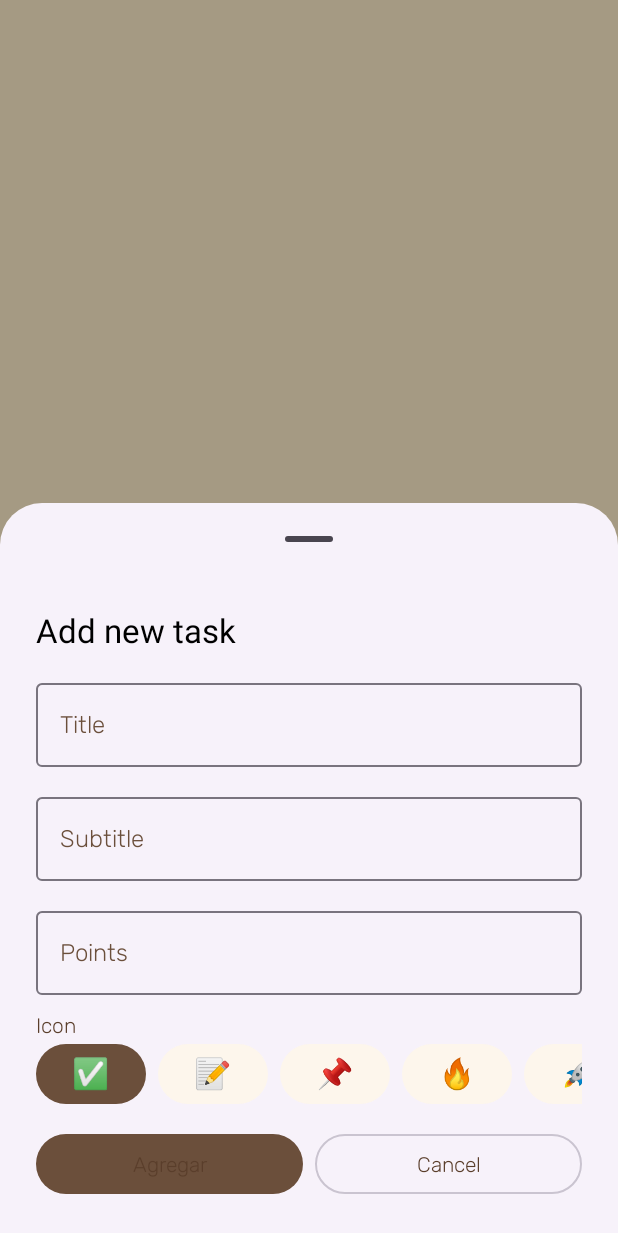
After one commit to hokujiro/notchi, an Android app built with Jetpack Compose: the composable AddTaskBottomSheet called with empty values, on a phone screen of 412 x 824 dp. The commit adds this screen. Shown: the top 1233 px of the screen. Run offline under Robolectric (Android 15) with nearby library versions, the phone set to English and light mode, and no system bars; network calls fail; 4 statements that could not run were skipped.

Commit message:
added bottom sheet for task creation

```diff
--- a/app/src/main/java/com/example/madetoliveapp/presentation/MainActivity.kt
+++ b/app/src/main/java/com/example/madetoliveapp/presentation/MainActivity.kt
@@ -2,7 +2,6 @@ package com.example.madetoliveapp.presentation
 
 import android.content.Intent
 import android.os.Bundle
-import androidx.activity.viewModels
 import androidx.appcompat.app.AppCompatActivity
 import androidx.core.splashscreen.SplashScreen.Companion.installSplashScreen
 import androidx.lifecycle.lifecycleScope
@@ -11,10 +10,13 @@ import com.example.madetoliveapp.presentation.auth.AuthViewModel
 import com.example.madetoliveapp.presentation.auth.TokenManager
 import com.example.madetoliveapp.presentation.tasks.TasksActivity
 import kotlinx.coroutines.launch
+import org.koin.androidx.compose.koinViewModel
+import org.koin.androidx.viewmodel.ext.android.viewModel
+
 
 class MainActivity : AppCompatActivity() {
 
-    private val viewModel: AuthViewModel by viewModels() // Or by koinViewModel() if using Koin
+    private val viewModel: AuthViewModel by viewModel()
 
     override fun onCreate(savedInstanceState: Bundle?) {
         installSplashScreen()
--- /dev/null
+++ b/app/src/main/java/com/example/madetoliveapp/presentation/tasks/components/AddTaskBottomSheet.kt
@@ -0,0 +1,145 @@
+package com.example.madetoliveapp.presentation.tasks.components
+
+import androidx.compose.foundation.clickable
+import androidx.compose.foundation.layout.Arrangement
+import androidx.compose.foundation.layout.Column
+import androidx.compose.foundation.layout.Row
+import androidx.compose.foundation.layout.Spacer
+import androidx.compose.foundation.layout.fillMaxWidth
+import androidx.compose.foundation.layout.height
+import androidx.compose.foundation.layout.padding
+import androidx.compose.foundation.lazy.LazyRow
+import androidx.compose.foundation.lazy.items
+import androidx.compose.foundation.text.KeyboardOptions
+import androidx.compose.material.icons.Icons
+import androidx.compose.material.icons.filled.ArrowDropDown
+import androidx.compose.material3.Button
+import androidx.compose.material3.ButtonDefaults
+import androidx.compose.material3.DropdownMenuItem
+import androidx.compose.material3.ExperimentalMaterial3Api
+import androidx.compose.material3.ExposedDropdownMenuBox
+import androidx.compose.material3.ExposedDropdownMenuDefaults
+import androidx.compose.material3.Icon
+import androidx.compose.material3.MaterialTheme
+import androidx.compose.material3.ModalBottomSheet
+import androidx.compose.material3.OutlinedButton
+import androidx.compose.material3.OutlinedTextField
+import androidx.compose.material3.Text
+import androidx.compose.material3.rememberModalBottomSheetState
+import androidx.compose.runtime.Composable
+import androidx.compose.runtime.getValue
+import androidx.compose.runtime.mutableStateOf
+import androidx.compose.runtime.remember
+import androidx.compose.runtime.setValue
+import androidx.compose.ui.Modifier
+import androidx.compose.ui.text.input.KeyboardType
+import androidx.compose.ui.unit.dp
+import androidx.compose.ui.unit.sp
+import com.example.madetoliveapp.domain.model.ProjectModel
+import com.example.madetoliveapp.domain.model.TaskModel
+import com.example.madetoliveapp.domain.model.TaskProjectModel
+import java.util.Date
+
+@OptIn(ExperimentalMaterial3Api::class)
+@Composable
+fun AddTaskBottomSheet(
+    onDismiss: () -> Unit,
+    onAddTask: (TaskModel) -> Unit,
+    selectedDate: Long,
+    projects: List<ProjectModel> = listOf()
+) {
+    var title by remember { mutableStateOf("") }
+    var subtitle by remember { mutableStateOf("") }
+    var selectedProject by remember { mutableStateOf(projects.firstOrNull()) }
+    var points by remember { mutableStateOf("") }
+    var selectedIcon by remember { mutableStateOf("✅") }
+
+    ModalBottomSheet(
+        onDismissRequest = onDismiss,
+        sheetState = rememberModalBottomSheetState(skipPartiallyExpanded = true)
+    ) {
+        Column(
+            modifier = Modifier
+                .fillMaxWidth()
+                .padding(24.dp),
+            verticalArrangement = Arrangement.spacedBy(12.dp)
+        ) {
+            Text("Add new task", style = MaterialTheme.typography.titleLarge)
+
+            OutlinedTextField(
+                value = title,
+                onValueChange = { title = it },
+                label = { Text("Title") },
+                singleLine = true,
+                modifier = Modifier.fillMaxWidth()
+            )
+            OutlinedTextField(
+                value = subtitle,
+                onValueChange = { subtitle = it },
+                label = { Text("Subtitle") },
+                singleLine = true,
+                modifier = Modifier.fillMaxWidth()
+            )
+            OutlinedTextField(
+                value = points,
+                onValueChange = { points = it.filter { c -> c.isDigit() } },
+                label = { Text("Points") },
+                keyboardOptions = KeyboardOptions(keyboardType = KeyboardType.Number),
+                singleLine = true,
+                modifier = Modifier.fillMaxWidth()
+            )
+            IconPicker(selectedIcon = selectedIcon, onIconSelected = { selectedIcon = it })
+
+            Row(
+                horizontalArrangement = Arrangement.spacedBy(8.dp),
+                modifier = Modifier.fillMaxWidth()
+            ) {
+                Button(
+                    onClick = {
+                        val parsedDate = Date(selectedDate)
+                        val newTask = TaskModel(
+                            title = title.ifBlank { "Tarea sin título" },
+                            checked = false,
+                            subTasks = listOf(),
+                            date = parsedDate,
+                            points = points.toIntOrNull(),
+                            project = TaskProjectModel()
+                        )
+                        onAddTask(newTask)
+                    },
+                    modifier = Modifier.weight(1f)
+                ) {
+                    Text("Agregar")
+                }
+                OutlinedButton(
+                    onClick = onDismiss,
+                    modifier = Modifier.weight(1f)
+                ) {
+                    Text("Cancel")
+                }
+            }
+        }
+    }
+
+
+}
+
+@Composable
+fun IconPicker(selectedIcon: String, onIconSelected: (String) -> Unit) {
+    val icons = listOf("✅", "📝", "📌", "🔥", "🚀", "🎯") // Add more as needed
+    Column {
+        Text("Icon", style = MaterialTheme.typography.labelLarge)
+        LazyRow(horizontalArrangement = Arrangement.spacedBy(8.dp)) {
+            items(icons) { icon ->
+                Button(
+                    onClick = { onIconSelected(icon) },
+                    colors = ButtonDefaults.buttonColors(
+                        containerColor = if (icon == selectedIcon) MaterialTheme.colorScheme.primary else MaterialTheme.colorScheme.surface
+                    )
+                ) {
+                    Text(icon, fontSize = 20.sp)
+                }
+            }
+        }
+    }
+}
--- a/app/src/main/java/com/example/madetoliveapp/presentation/tasks/screens/TasksScreen.kt
+++ b/app/src/main/java/com/example/madetoliveapp/presentation/tasks/screens/TasksScreen.kt
@@ -20,6 +20,7 @@ import androidx.compose.ui.unit.dp
 import com.example.madetoliveapp.presentation.tasks.TaskViewModel
 import com.example.madetoliveapp.presentation.tasks.components.AddTaskDialog
 import com.example.madetoliveapp.presentation.components.BottomNavigationBar
+import com.example.madetoliveapp.presentation.tasks.components.AddTaskBottomSheet
 import com.example.madetoliveapp.presentation.tasks.components.CalendarHeader
 import com.example.madetoliveapp.presentation.tasks.components.TaskComponent
 import com.example.madetoliveapp.presentation.tasks.components.CircularFloatingMenu
@@ -81,7 +82,7 @@ fun TasksScreen(taskViewModel: TaskViewModel = koinViewModel()) {
     ) { paddingValues ->
         val outerScrollState = rememberScrollState()
         if (openCreateTaskDialog.value) {
-            AddTaskDialog(
+            AddTaskBottomSheet(
                 onDismiss = { openCreateTaskDialog.value = false },
                 onAddTask = { newTask ->
                     taskViewModel.addTask(newTask)
```
Also changed, not shown: app/src/main/java/com/example/madetoliveapp/presentation/tasks/components/AddTaskDialog.kt (+6 -5 lines).
